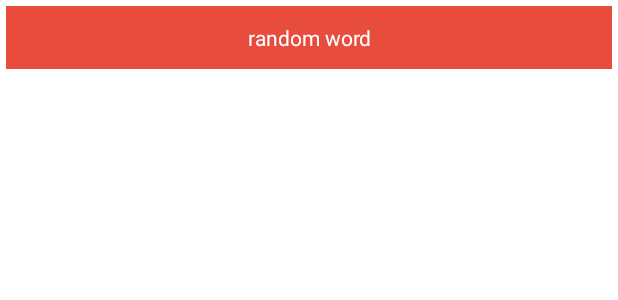
After one commit to SososShegirdtaGaertianeba/AliasGame, an Android app: the layout classic_mode_word_item.xml on its own in the app's theme, with its tools: preview values and no code run, on a phone screen of 412 x 824 dp. The commit adds this screen. Shown: the top 300 px of the screen. Run offline under Robolectric (Android 15) with nearby library versions, the phone set to English and light mode, and no system bars.

Commit message:
add classic mode adapter

```diff
--- /dev/null
+++ b/app/src/main/res/layout/classic_mode_word_item.xml
@@ -0,0 +1,21 @@
+<?xml version="1.0" encoding="utf-8"?>
+<androidx.constraintlayout.widget.ConstraintLayout xmlns:android="http://schemas.android.com/apk/res/android"
+    android:layout_width="match_parent"
+    android:layout_height="50dp"
+    xmlns:app="http://schemas.android.com/apk/res-auto">
+
+    <androidx.appcompat.widget.AppCompatTextView
+        android:id="@+id/classic_word_tv"
+        android:layout_width="0dp"
+        android:layout_height="0dp"
+        app:layout_constraintStart_toStartOf="parent"
+        app:layout_constraintEnd_toEndOf="parent"
+        app:layout_constraintTop_toTopOf="parent"
+        app:layout_constraintBottom_toBottomOf="parent"
+        android:text="random word"
+        android:textColor="@color/white"
+        android:gravity="center"
+        android:background="#E74C3C"
+        android:layout_margin="4dp"/>
+
+</androidx.constraintlayout.widget.ConstraintLayout>
```
Also changed, not shown: app/src/main/java/com/example/alias/ui/classic/adapter/WordsAdapter.kt (+40 -1 lines), app/src/main/res/layout/classic_fragment.xml (+5 -5 lines).
